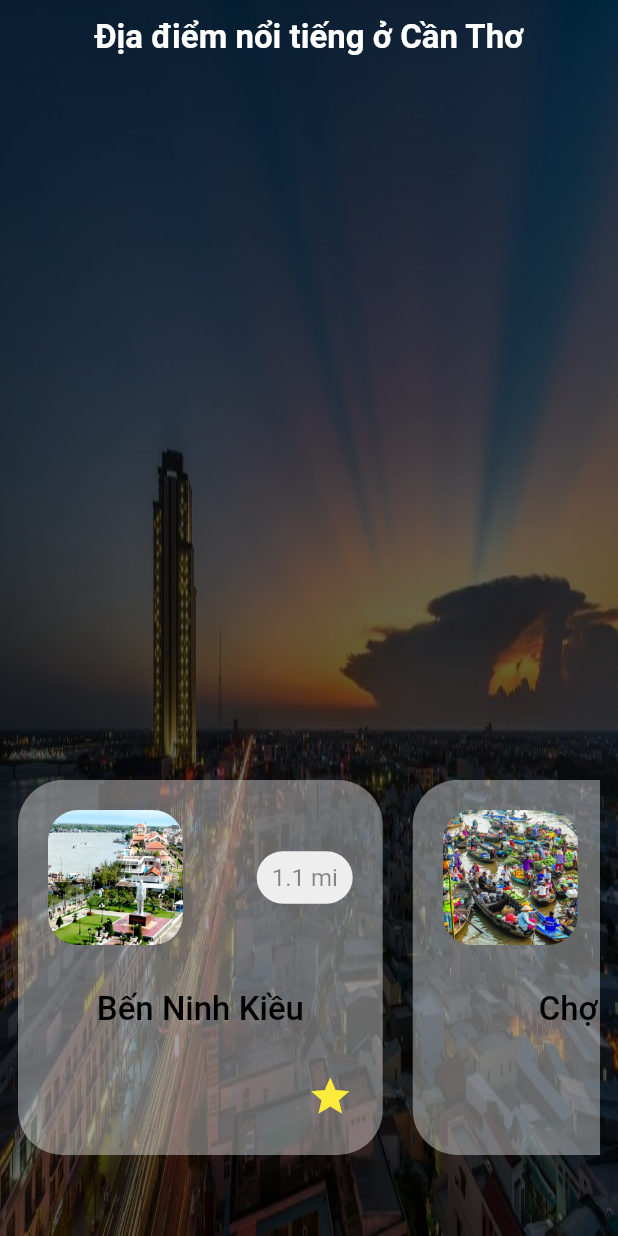
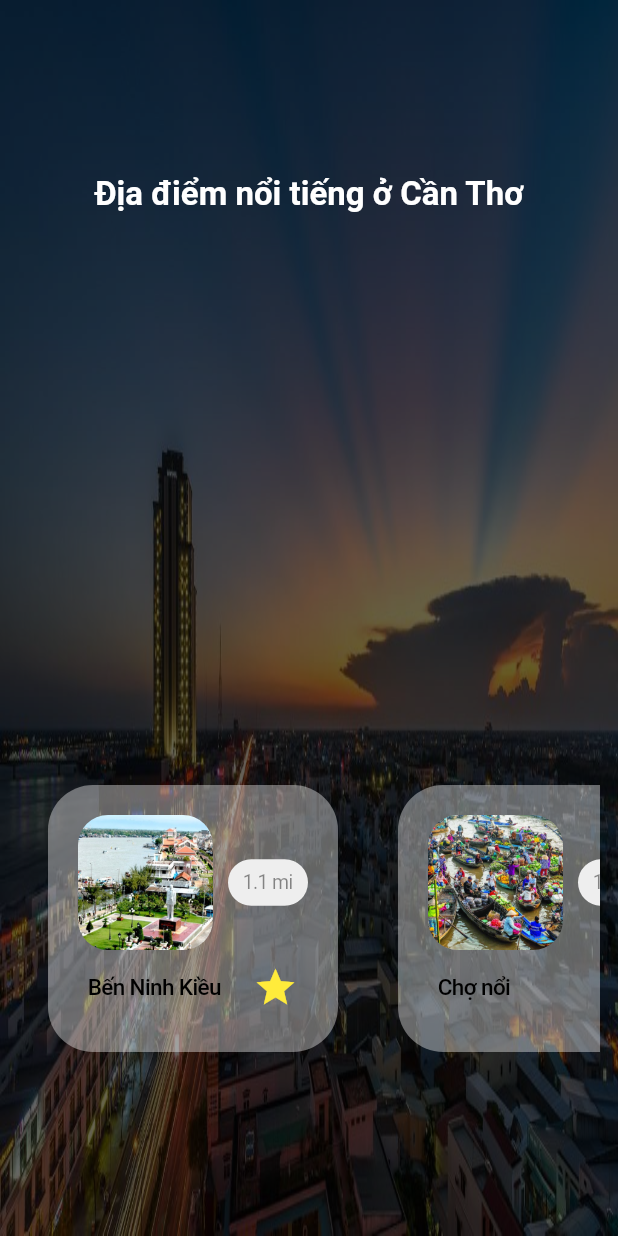
Before and after one commit to nghiemv2001/UI-Flutter, a Flutter app: the screen it shows after launch, on a phone screen of 412 x 824 dp. Run offline on Flutter 3.47's test engine with Material 2 defaults, Android fonts, the phone set to English and light mode, and no system bars; our stand-ins replace simple_animations.

```diff
--- a/lib/main.dart
+++ b/lib/main.dart
@@ -1,3 +1,5 @@
+import 'package:design_ui/DetailScreen.dart';
+import 'package:flutter/cupertino.dart';
 import 'package:flutter/material.dart';
 
 void main() =>
@@ -34,6 +36,9 @@ class _Day_5State extends State<Day_5> {
                 child: Column(
                   mainAxisAlignment: MainAxisAlignment.spaceBetween,
                   children: <Widget>[
+                    SizedBox(
+                      height: 40,
+                    ),
                     Text(
                       "Địa điểm nổi tiếng ở Cần Thơ",
                       style: TextStyle(
@@ -42,8 +47,8 @@ class _Day_5State extends State<Day_5> {
                           color: Colors.white),
                     ),
                     Container(
-                      margin: EdgeInsets.only(top: 470),
-                      height: 250,
+                      margin: EdgeInsets.only(top: 300),
+                      height: 210,
                       child: ListView(
                         scrollDirection: Axis.horizontal,
                         children: <Widget>[
@@ -91,11 +96,30 @@ class _Day_5State extends State<Day_5> {
     );
   }
 
-  Widget markWidget({image, name, population}) {
-    return AspectRatio(
-      aspectRatio: 2 / 1.9,
+  Widget markWidget({
+    required String image,
+    required String name,
+    required String population,
+  }) {
+    return CupertinoButton(
+      onPressed: () {
+        Navigator.push(
+          context,
+          MaterialPageRoute(
+            builder: (context) {
+              print('Image: $image');
+              print('Name: $name');
+              print('Population: $population');
+              return DetailScreen(
+                selectedImage: image,
+                selectedName: name,
+                selectedPopulation: population,
+              );
+            },
+          ),
+        );
+      },
       child: Container(
-          margin: EdgeInsets.only(right: 20),
           padding: EdgeInsets.all(20),
           decoration: BoxDecoration(
               borderRadius: BorderRadius.circular(30), color: Colors.white38),
@@ -121,23 +145,28 @@ class _Day_5State extends State<Day_5> {
                         color: Colors.grey[200]),
                     child: Text(
                       population + " mi",
-                      style: TextStyle(color: Colors.black45, fontSize: 16),
+                      style: TextStyle(color: Colors.black45, fontSize: 13),
                     ),
                   ),
                 ],
               ),
               SizedBox(
-                height: 30,
+                height: 10,
               ),
-              Text(
+              Row(
+                mainAxisAlignment: MainAxisAlignment.center,
+                children: <Widget>[
+                  Container(
+                    width: 110,
+                    child: Text(
                       name,
+                      softWrap: false,
+                      overflow: TextOverflow.ellipsis,
                       style: TextStyle(
                           color: Colors.black,
-                    fontSize: 22,
+                          fontSize: 15,
                           fontWeight: FontWeight.w500),
                     ),
-              SizedBox(
-                height: 30,
                   ),
                   Align(
                     alignment: Alignment.bottomRight,
@@ -148,6 +177,8 @@ class _Day_5State extends State<Day_5> {
                     ),
                   )
                 ],
+              )
+            ],
           )),
     );
   }
```
Also changed, not shown: lib/DetailScreen.dart (added, +63 -0 lines). Lines whose indentation alone changed are shown as unchanged.
